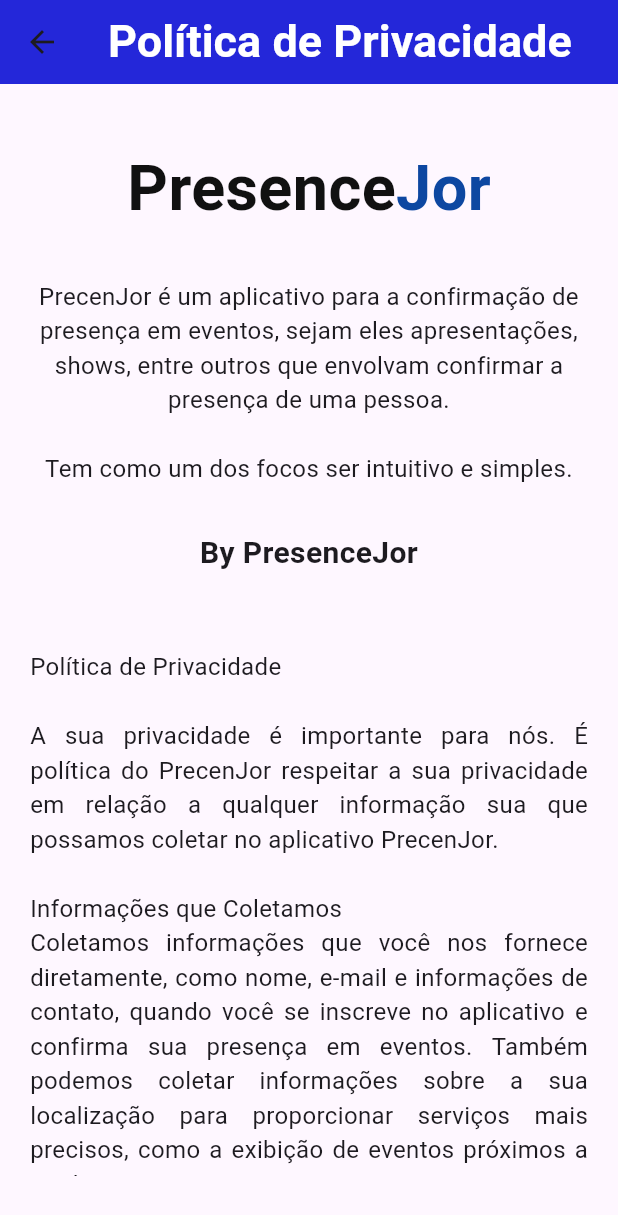
After one commit to JanioWarlem/PrecenceJor, a Flutter app: the PoliticaPrivacidadeView screen opened by its route, on a phone screen of 412 x 824 dp. The commit adds this screen. Shown: the top 1215 px of the screen. Run offline on Flutter 3.47's test engine with Material 3 defaults, Android fonts, the light colour scheme and no system bars; our stand-ins replace cloud_firestore, device_preview, firebase_auth, firebase_core, flutter_dotenv, geolocator and 1 more; accounts and stored records are empty; generated files the repository leaves out were written again.

Commit message:
criacao de tela de politica de privacidade

```diff
--- a/lib/src/app.dart
+++ b/lib/src/app.dart
@@ -6,6 +6,7 @@
 import 'package:presence_jor/src/view/card_evento_info_view.dart';
 import 'package:presence_jor/src/view/home_view.dart';
 import 'package:presence_jor/src/view/login_view.dart';
+import 'package:presence_jor/src/view/politica_privacidade_view.dart';
 
 import 'sample_feature/sample_item_details_view.dart';
 import 'sample_feature/sample_item_list_view.dart';
@@ -85,6 +86,8 @@
                     return const CadastrarView();
                   case Card_Evento_Info_View.routeName:
                     return const Card_Evento_Info_View();
+                  case PoliticaPrivacidadeView.routeName:
+                    return const PoliticaPrivacidadeView();
                   case SampleItemListView.routeName:
                   default:
                     return const LoginView();
--- a/lib/src/view/home_view.dart
+++ b/lib/src/view/home_view.dart
@@ -124,19 +124,19 @@
           padding: EdgeInsets.zero,
           children: [
             UserAccountsDrawerHeader(
-              accountEmail: Text("janiowarlem@gmail.com"),
-              accountName: Text("Janio Warlem"),
+              accountEmail: Text("your@gmail.com"),
+              accountName: Text("your name"),
               currentAccountPicture: CircleAvatar(
-                child: Text("JW"),
+                child: Text("YN"),
               ),
             ),
             ListTile(
               onTap: (){
                 Navigator.pop(context);
-                Navigator.pushNamed(context, 'sobre');
+                Navigator.pushNamed(context, 'precence_jor');
               },
               leading: Icon(Icons.info),
-              title: Text("Sobre"),
+              title: Text("Politicas de Privacidade"),
             )
           ]
         ),
--- /dev/null
+++ b/lib/src/view/politica_privacidade_view.dart
@@ -0,0 +1,146 @@
+import 'package:flutter/material.dart';
+
+class PoliticaPrivacidadeView extends StatefulWidget {
+  const PoliticaPrivacidadeView({super.key});
+    static const routeName = 'precence_jor';
+
+
+  @override
+  State<PoliticaPrivacidadeView> createState() => _PoliticaPrivacidadeView();
+}
+
+class _PoliticaPrivacidadeView extends State<PoliticaPrivacidadeView> {
+  var title1 = 'Presence';
+  var title2 = 'Jor';
+
+  @override
+  Widget build(BuildContext context) {
+    return Scaffold(
+      appBar: AppBar(
+        elevation: 10,
+        backgroundColor: Color.fromARGB(255, 26, 33, 225),
+        title: Row(
+          mainAxisAlignment: MainAxisAlignment.start,
+          children: [
+            Center(
+              child: Text(
+                'Política de Privacidade',
+                style: TextStyle(
+                  fontSize: 30,
+                  fontWeight: FontWeight.bold,
+                  color: Colors.white,
+                ),
+              ),
+            ),
+          ],
+        ),
+      ),
+      body: Padding(
+        // Espaçamento com o mesmo valor nas 4 extremidades
+        padding: const EdgeInsets.symmetric(horizontal: 20, vertical: 40),
+        child: SingleChildScrollView(
+          child: Column(
+            children: [
+              Row(
+                mainAxisAlignment: MainAxisAlignment.center,
+                children: [
+                  Center(
+                    child: Text(
+                      title1,
+                      style: TextStyle(
+                        fontSize: 42,
+                        fontWeight: FontWeight.bold,
+                        color: const Color.fromARGB(255, 17, 17, 17),
+                      ),
+                    ),
+                  ),
+                  Center(
+                    child: Text(
+                      title2,
+                      style: TextStyle(
+                        fontSize: 42,
+                        fontWeight: FontWeight.bold,
+                        color: Colors.blue.shade900,
+                      ),
+                    ),
+                  ),
+                ],
+              ),
+              SizedBox(height: 30),
+              const Text(
+                "PrecenJor é um aplicativo para a confirmação de presença em eventos, sejam eles apresentações, shows, entre outros que envolvam confirmar a presença de uma pessoa.\n\nTem como um dos focos ser intuitivo e simples.",
+                textAlign: TextAlign.center,
+                style: TextStyle(
+                  fontFamily: 'Roboto',
+                  fontSize: 16,
+                ),
+              ),
+              SizedBox(height: 30),
+              const Text(
+                "By PresenceJor",
+                textAlign: TextAlign.center,
+                style: TextStyle(
+                  fontFamily: 'Roboto',
+                  fontWeight: FontWeight.bold,
+                  fontSize: 20,
+                ),
+              ),
+              SizedBox(height: 50),
+              const Text(
+                'Política de Privacidade\n\n'
+                'A sua privacidade é importante para nós. É política do PrecenJor respeitar a sua privacidade em relação a qualquer informação sua que possamos coletar no aplicativo PrecenJor.\n\n'
+                'Informações que Coletamos\n'
+                'Coletamos informações que você nos fornece diretamente, como nome, e-mail e informações de contato, quando você se inscreve no aplicativo e confirma sua presença em eventos. Também podemos coletar informações sobre a sua localização para proporcionar serviços mais precisos, como a exibição de eventos próximos a você.\n\n'
+                'Uso das Informações\n'
+                'As informações coletadas são utilizadas para:\n'
+                '- Confirmar sua presença em eventos.\n'
+                '- Personalizar sua experiência no aplicativo.\n'
+                '- Melhorar nossos serviços e funcionalidades.\n'
+                '- Enviar notificações sobre eventos e atualizações relevantes.\n\n'
+                'Compartilhamento das Informações\n'
+                'Nós não compartilhamos suas informações pessoais com terceiros, exceto nos casos necessários para:\n'
+                '- Cumprir com a lei ou processos legais.\n'
+                '- Proteger nossos direitos e propriedades.\n'
+                '- Facilitar eventos em parceria com organizadores que necessitam de confirmação de presença.\n\n'
+                'Segurança das Informações\n'
+                'Nos comprometemos a proteger suas informações pessoais. Utilizamos medidas de segurança apropriadas para proteger contra acesso, alteração, divulgação ou destruição não autorizada de suas informações pessoais.\n\n'
+                'Retenção das Informações\n'
+                'Reteremos suas informações pessoais apenas pelo tempo necessário para fornecer nossos serviços ou conforme necessário para cumprir com nossas obrigações legais.\n\n'
+                'Seus Direitos\n'
+                'Você tem o direito de acessar, corrigir, atualizar ou solicitar a exclusão de suas informações pessoais a qualquer momento. Para isso, entre em contato conosco através das informações fornecidas no aplicativo.\n\n'
+                'Alterações a esta Política de Privacidade\n'
+                'Podemos atualizar nossa política de privacidade de tempos em tempos. Notificaremos você sobre quaisquer alterações publicando a nova política de privacidade no aplicativo. Recomendamos que você revise esta política periodicamente para se manter informado sobre como protegemos suas informações.\n\n'
+                'Contato\n'
+                'Se você tiver qualquer dúvida sobre esta Política de Privacidade, entre em contato conosco através do e-mail: [janio.santos@unaerp.edu.br].\n\n'
+                'Data Efetiva\n'
+                'Esta Política de Privacidade é efetiva a partir de [02/05/2024].',
+                textAlign: TextAlign.justify,
+                style: TextStyle(
+                  fontFamily: 'Roboto',
+                  fontSize: 16,
+                ),
+              ),
+              SizedBox(height: 50),
+              ClipOval(
+                child: Material(
+                  color: Colors.blue, // Button color
+                  child: InkWell(
+                    splashColor: Color.fromARGB(255, 132, 174, 237), // Splash color
+                    onTap: () {
+                      Navigator.popAndPushNamed(context, 'Home');
+                    },
+                    child: SizedBox(
+                      width: 56,
+                      height: 56,
+                      child: Icon(Icons.reply),
+                    ),
+                  ),
+                ),
+              ),
+            ],
+          ),
+        ),
+      ),
+    );
+  }
+}
```
Also changed, not shown: pubspec.lock.
